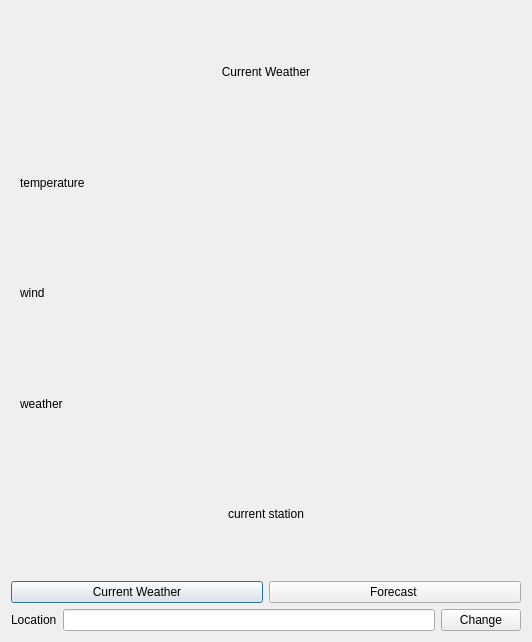
This is weatherdialog.ui in Tauski/IdealPDA_Windows as Qt 5 draws it before an edit. The edited form follows.
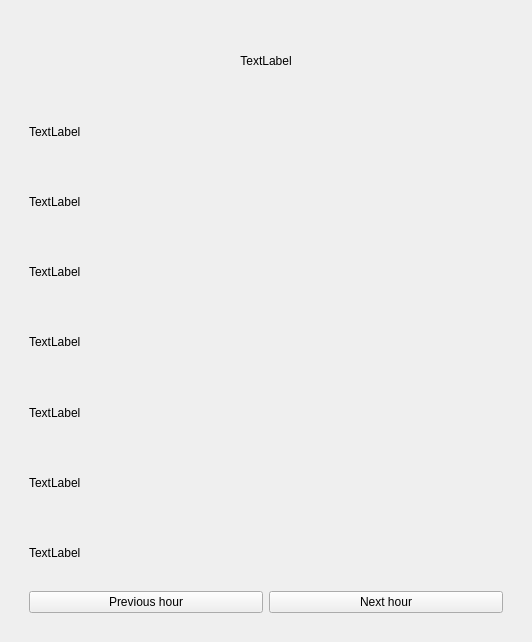
This is the edited form.

Commit message:
Added forecast functions
Weather dialog now holds stacked widget
page1:
-Current weather and buttons and edits to change locale and show forecast
page2:
- Forecast of coming 36h weather showed hourly with buttons to show next hour and previous hour

TODO:
maybe create summary of single days weather into one dialog for fast checking

```diff
--- a/weatherdialog.ui
+++ b/weatherdialog.ui
@@ -18,9 +18,16 @@
     <widget class="QWidget" name="verticalWidget" native="true">
      <layout class="QVBoxLayout" name="verticalLayout_2">
       <item>
+       <widget class="QStackedWidget" name="stackedwidget_wd">
+        <property name="currentIndex">
+         <number>1</number>
+        </property>
+        <widget class="QWidget" name="page">
+         <layout class="QVBoxLayout" name="verticalLayout_4">
+          <item>
        <layout class="QVBoxLayout" name="verticalLayout_3">
         <item>
-         <widget class="QLabel" name="label">
+             <widget class="QLabel" name="wd_label_p1header">
           <property name="text">
            <string>Current Weather</string>
           </property>
@@ -62,9 +69,6 @@
         </item>
        </layout>
       </item>
-     </layout>
-    </widget>
-   </item>
    <item>
     <layout class="QHBoxLayout" name="horizontalLayout">
      <item>
@@ -86,7 +90,7 @@
    <item>
     <layout class="QHBoxLayout" name="horizontalLayout_2">
      <item>
-      <widget class="QLabel" name="label_2">
+             <widget class="QLabel" name="wd_label_location">
        <property name="text">
         <string>Location</string>
        </property>
@@ -103,6 +107,98 @@
       </widget>
      </item>
     </layout>
+          </item>
+         </layout>
+        </widget>
+        <widget class="QWidget" name="page_2">
+         <layout class="QVBoxLayout" name="verticalLayout_5">
+          <item>
+           <layout class="QVBoxLayout" name="verticalLayout_6">
+            <item>
+             <widget class="QLabel" name="wd_label_p2header">
+              <property name="text">
+               <string>TextLabel</string>
+              </property>
+              <property name="alignment">
+               <set>Qt::AlignCenter</set>
+              </property>
+             </widget>
+            </item>
+            <item>
+             <widget class="QLabel" name="wd_label_forecast_temperature">
+              <property name="text">
+               <string>TextLabel</string>
+              </property>
+             </widget>
+            </item>
+            <item>
+             <widget class="QLabel" name="wd_label_forecast_windspeed">
+              <property name="text">
+               <string>TextLabel</string>
+              </property>
+             </widget>
+            </item>
+            <item>
+             <widget class="QLabel" name="wd_label_forecast_gust">
+              <property name="text">
+               <string>TextLabel</string>
+              </property>
+             </widget>
+            </item>
+            <item>
+             <widget class="QLabel" name="wd_label_forecast_winddirection">
+              <property name="text">
+               <string>TextLabel</string>
+              </property>
+             </widget>
+            </item>
+            <item>
+             <widget class="QLabel" name="wd_label_forecast_weather">
+              <property name="text">
+               <string>TextLabel</string>
+              </property>
+             </widget>
+            </item>
+            <item>
+             <widget class="QLabel" name="wd_label_forecast_humidity">
+              <property name="text">
+               <string>TextLabel</string>
+              </property>
+             </widget>
+            </item>
+            <item>
+             <widget class="QLabel" name="wd_label_forecast_airpressure">
+              <property name="text">
+               <string>TextLabel</string>
+              </property>
+             </widget>
+            </item>
+           </layout>
+          </item>
+          <item>
+           <layout class="QHBoxLayout" name="horizontalLayout_3">
+            <item>
+             <widget class="QPushButton" name="wd_pb_forecast_previoushour">
+              <property name="text">
+               <string>Previous hour</string>
+              </property>
+             </widget>
+            </item>
+            <item>
+             <widget class="QPushButton" name="wd_pb_forecast_nexthour">
+              <property name="text">
+               <string>Next hour</string>
+              </property>
+             </widget>
+            </item>
+           </layout>
+          </item>
+         </layout>
+        </widget>
+       </widget>
+      </item>
+     </layout>
+    </widget>
    </item>
   </layout>
  </widget>
```
Lines whose indentation alone changed are shown as unchanged. The commit also changes 7 other files.
